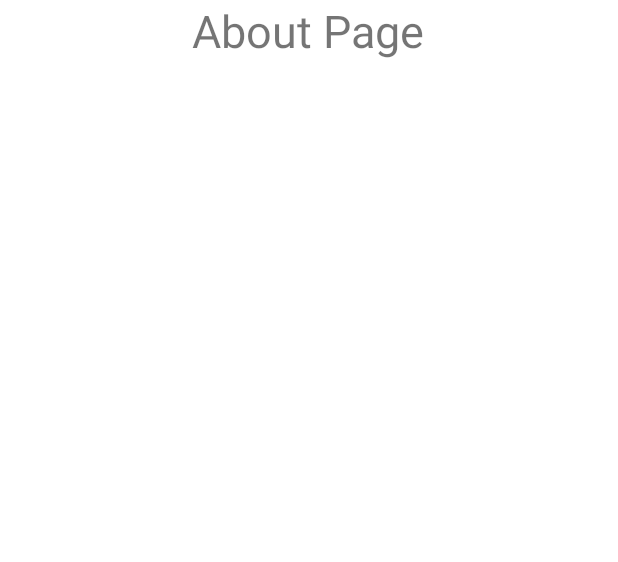
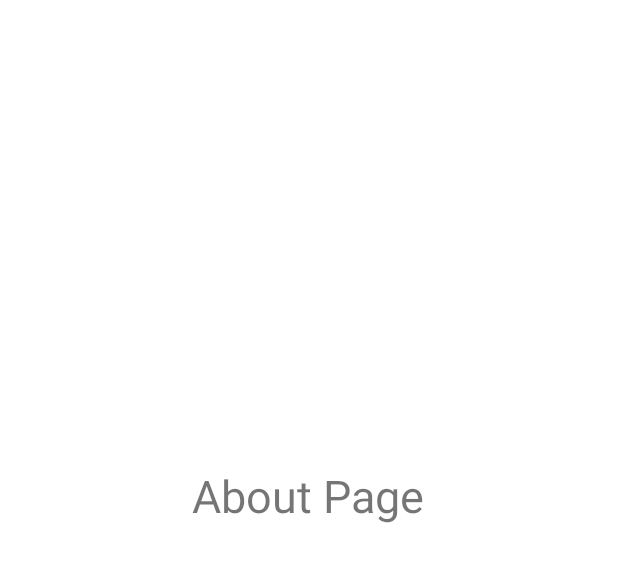
Before and after one commit to qinbguzman-tip/g1-bisafe, an Android app: the layout fragment_about.xml on its own in the app's theme, with its tools: preview values and no code run, on a phone screen of 412 x 824 dp. Shown: the top 562 px of the screen. Run offline under Robolectric (Android 15) with nearby library versions, the phone set to English and light mode, and no system bars.

Commit message:
Update Navigation Menu

```diff
--- a/app/src/main/res/layout/activity_main.xml
+++ b/app/src/main/res/layout/activity_main.xml
@@ -8,9 +8,9 @@
     android:layout_height="match_parent"
     tools:context=".MainActivity">
 
-    <androidx.fragment.app.FragmentContainerView
+    <fragment
         android:id="@+id/fragmentContainerView"
-        android:name="com.example.g1_final_project.LoginFragment"
+        android:name="androidx.navigation.fragment.NavHostFragment"
         android:layout_width="match_parent"
         android:layout_height="match_parent"
         app:defaultNavHost="true"
--- a/app/src/main/res/layout/fragment_about.xml
+++ b/app/src/main/res/layout/fragment_about.xml
@@ -1,9 +1,7 @@
 <?xml version="1.0" encoding="utf-8"?>
-<FrameLayout xmlns:android="http://schemas.android.com/apk/res/android"
+<layout xmlns:android="http://schemas.android.com/apk/res/android"
     xmlns:app="http://schemas.android.com/apk/res-auto"
     xmlns:tools="http://schemas.android.com/tools"
-    android:layout_width="match_parent"
-    android:layout_height="match_parent"
     tools:context=".AboutFragment">
 
     <androidx.constraintlayout.widget.ConstraintLayout
@@ -14,11 +12,14 @@
             android:id="@+id/textView2"
             android:layout_width="wrap_content"
             android:layout_height="wrap_content"
-            android:text="About Page"
-            android:textSize="30dp"
+            android:layout_marginTop="264dp"
+            android:layout_marginBottom="427dp"
+            android:text="@string/about_page"
+            android:textSize="30sp"
+            app:layout_constraintBottom_toBottomOf="parent"
             app:layout_constraintEnd_toEndOf="parent"
             app:layout_constraintHorizontal_bias="0.498"
             app:layout_constraintStart_toStartOf="parent"
-            tools:layout_editor_absoluteY="264dp" />
+            app:layout_constraintTop_toTopOf="parent" />
     </androidx.constraintlayout.widget.ConstraintLayout>
-</FrameLayout>
+</layout>
--- a/app/src/main/res/navigation/navigation.xml
+++ b/app/src/main/res/navigation/navigation.xml
@@ -19,6 +19,9 @@
         <action
             android:id="@+id/action_loginFragment_to_aboutFragment"
             app:destination="@id/aboutFragment" />
+        <action
+            android:id="@+id/action_loginFragment_to_registerFragment"
+            app:destination="@id/registerFragment" />
     </fragment>
     <fragment
         android:id="@+id/registerFragment"
--- a/app/src/main/res/values/strings.xml
+++ b/app/src/main/res/values/strings.xml
@@ -5,4 +5,9 @@
     <string name="home">Home</string>
     <string name="about">About</string>
     <string name="faq">FAQ</string>
+    <string name="register_page">Register Page</string>
+    <string name="login_page">Login Page</string>
+    <string name="home_page">Home Page</string>
+    <string name="faq_page">FAQ Page</string>
+    <string name="about_page">About Page</string>
 </resources>
```
Also changed, not shown: app/src/main/res/layout/fragment_faq.xml (+8 -7 lines), app/src/main/res/layout/fragment_home.xml (+8 -7 lines), app/src/main/res/layout/fragment_login.xml (+8 -7 lines), app/src/main/res/layout/fragment_register.xml (+8 -7 lines).
